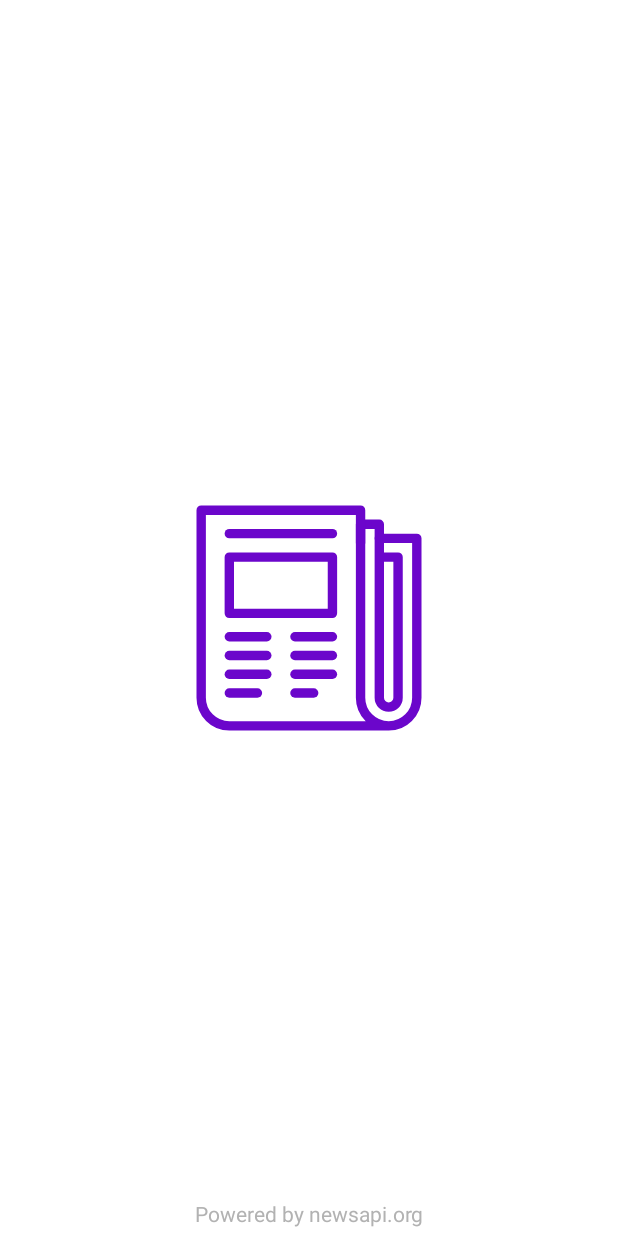
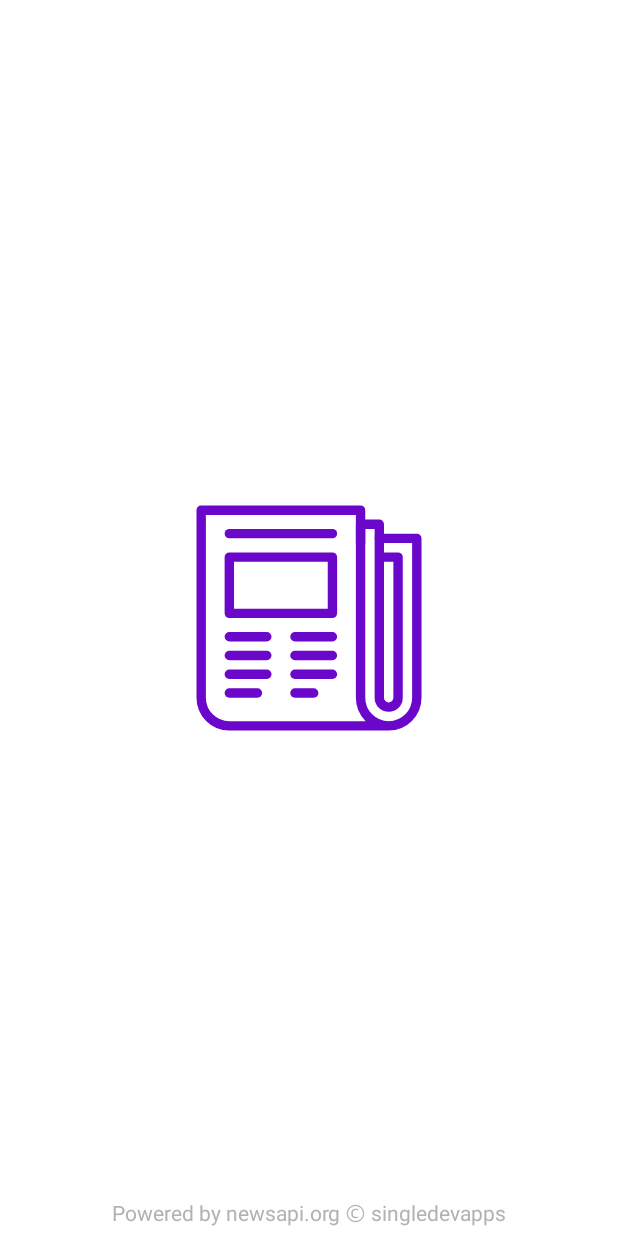
Before and after one commit to prakashbalab24/WVS-Task, an Android app: the SplashScreen screen opened directly, with no data from a screen before it, on a phone screen of 412 x 824 dp. Run offline under Robolectric (Android 15) with nearby library versions, the phone set to English and light mode, and no system bars; 1 statement that could not run was skipped.

Commit message:
copyright added

```diff
--- a/app/src/main/res/values/strings.xml
+++ b/app/src/main/res/values/strings.xml
@@ -1,5 +1,5 @@
 <resources>
     <string name="app_name">Headlines</string>
     <string name="full_news">Full News</string>
-    <string name="cptext">Powered by newsapi.org</string>
+    <string name="cptext">Powered by newsapi.org Ⓒ singledevapps</string>
 </resources>
```
